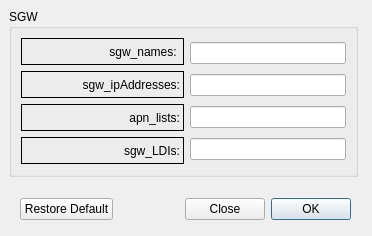
The window that LTEsimGeneratorGUI/Ui/DataForms/sgwform.ui (moniss23/junit4) describes before a commit, drawn with Qt 5.
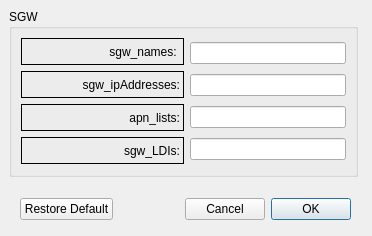
The same window after the commit.

Commit message: Added new UI to traffic map + paging rename to pagging + change buttons design in small windows + fit button size to text in Channel Models button

What changed in the file:
```diff
--- a/LTEsimGeneratorGUI/Ui/DataForms/sgwform.ui
+++ b/LTEsimGeneratorGUI/Ui/DataForms/sgwform.ui
@@ -222,7 +222,7 @@
        <enum>Qt::Horizontal</enum>
       </property>
       <property name="standardButtons">
-       <set>QDialogButtonBox::Close|QDialogButtonBox::Ok</set>
+       <set>QDialogButtonBox::Cancel|QDialogButtonBox::Ok</set>
       </property>
       <property name="centerButtons">
        <bool>false</bool>
```
The commit also changes 52 other files.
